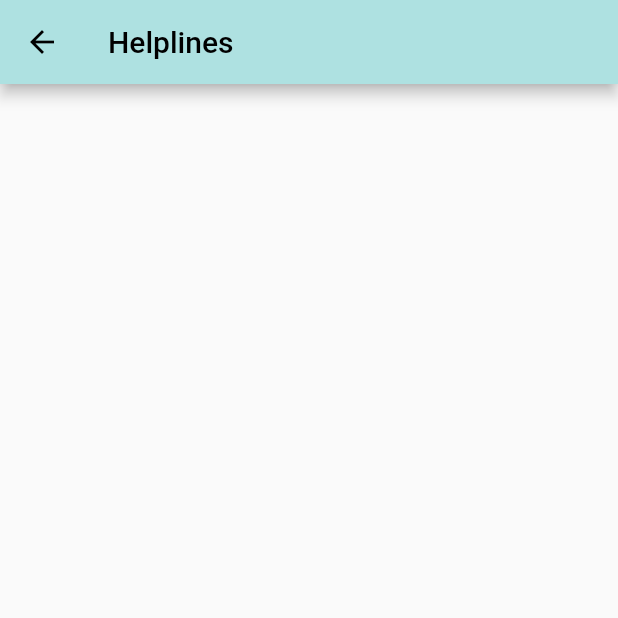
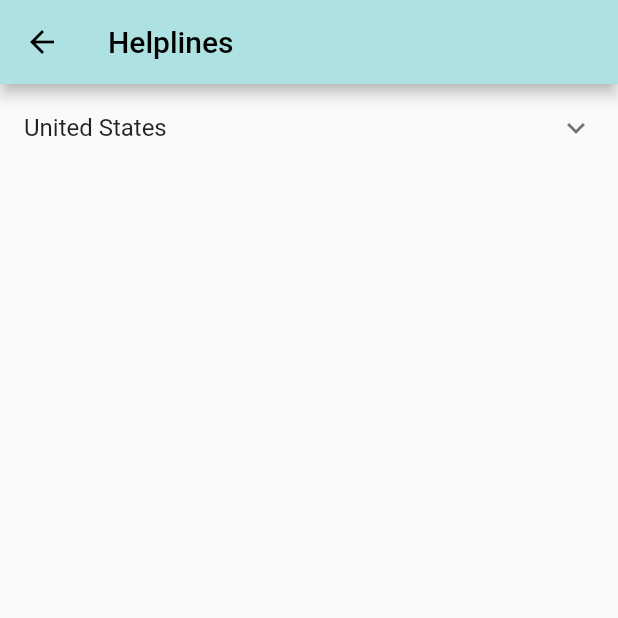
Before and after one commit to J051333/mental_health, a Flutter app: the HelplineList screen opened directly, on a phone screen of 412 x 824 dp, the top half of it. Run offline on Flutter 3.47's test engine with Material 2 defaults, Android fonts, the phone set to English and light mode, and no system bars; missing offline and left inert: aes_crypt_null_safe.

Commit message:
Build settings and helplines
Changed dependencies and minSDK, added the Trevor Project to helplines.

```diff
--- a/lib/helplines.dart
+++ b/lib/helplines.dart
@@ -1,26 +1,158 @@
+import 'package:flutter/gestures.dart';
 import 'package:flutter/material.dart';
+import 'package:mental_health/mh_colors.dart';
+import 'package:url_launcher/url_launcher.dart';
+import 'package:url_launcher/link.dart';
 
-class HelplineList extends StatelessWidget {
+class HelplineList extends StatefulWidget {
   const HelplineList({Key? key}) : super(key: key);
+
+  @override
+  State<HelplineList> createState() => _HelplineListState();
+}
+
+class _HelplineListState extends State<HelplineList> {
+  _openNumber(final String num) async {
+    final url = "tel:" + num;
+    if (await canLaunch(url)) {
+      await launch(url);
+    } else {
+      ScaffoldMessenger.of(context).showSnackBar(const SnackBar(
+        content: Text(
+          "Could not open number.",
+        ),
+      ));
+      ;
+    }
+  }
+
+  _openLink(final String url) async {
+    if (await canLaunch(url)) {
+      await launch(url);
+    } else {
+      ScaffoldMessenger.of(context).showSnackBar(const SnackBar(
+        content: Text(
+          "Could not open link.",
+        ),
+      ));
+    }
+  }
 
   @override
   Widget build(BuildContext context) {
     return Scaffold(
-      appBar: AppBar(title: const Text("Helplines"),),
+      appBar: AppBar(
+        title: const Text("Helplines"),
+      ),
       body: SizedBox.expand(
         child: ListView(
-
+          children: [
+            // USA
+            HelplineItem(
+              text: "United States",
+              children: [
+                // NSPL
+                HelplineItem(
+                  text: "Suicide Lifeline",
+                  children: [
+                    InkWell(
+                      child: Container(
+                        padding: const EdgeInsets.all(5),
+                        alignment: Alignment.centerLeft,
+                        child: const Text(
+                          "Call: 1-800-273-TALK(8255)",
+                          style: TextStyle(
+                            decoration: TextDecoration.underline,
+                            color: Colors.blue,
+                          ),
+                        ),
+                      ),
+                      onTap: () {
+                        _openNumber("18002738255");
+                      },
+                    ),
+                    InkWell(
+                      child: Container(
+                        padding: const EdgeInsets.all(5),
+                        alignment: Alignment.centerLeft,
+                        child: const Text(
+                          "NSPL Site",
+                          style: TextStyle(
+                            decoration: TextDecoration.underline,
+                            color: Colors.blue,
+                          ),
+                        ),
+                      ),
+                      onTap: () {
+                        _openLink("https://suicidepreventionlifeline.org/");
+                      },
+                    ),
+                  ],
+                ),
+                // The Trevor Project
+                HelplineItem(
+                  text: "The Trevor Project (LGBTQ+ Help)",
+                  children: [
+                     // Call
+                    InkWell(
+                      child: Container(
+                        padding: const EdgeInsets.all(5),
+                        alignment: Alignment.centerLeft,
+                        child: const Text(
+                          "Call: 1-866-488-7386",
+                          style: TextStyle(
+                            decoration: TextDecoration.underline,
+                            color: Colors.blue,
+                          ),
+                        ),
+                      ),
+                      onTap: () {
+                        _openNumber("18664887386");
+                      },
+                    ),
+                    InkWell(
+                      child: Container(
+                        padding: const EdgeInsets.all(5),
+                        alignment: Alignment.centerLeft,
+                        child: const Text(
+                          "Site",
+                          style: TextStyle(
+                            decoration: TextDecoration.underline,
+                            color: Colors.blue,
+                          ),
+                        ),
+                      ),
+                      onTap: () {
+                        _openLink("https://www.thetrevorproject.org/");
+                      },
+                    ),
+                  ],
+                ),
+              ],
+            ),
+          ],
         ),
       ),
     );
   }
 }
 
-class HelplineItem extends StatelessWidget {
-  const HelplineItem({Key? key}) : super(key: key);
+class HelplineItem extends StatefulWidget {
+  final String text;
+  final List<Widget>? children;
+  const HelplineItem({required this.text, required this.children, Key? key})
+      : super(key: key);
 
   @override
+  State<HelplineItem> createState() => _HelplineItemState();
+}
+
+class _HelplineItemState extends State<HelplineItem> {
+  @override
   Widget build(BuildContext context) {
-    return Container();
+    return ExpansionTile(
+      title: Text(widget.text),
+      children: widget.children ?? const <Widget>[],
+    );
   }
 }
--- a/pubspec.yaml
+++ b/pubspec.yaml
@@ -36,6 +36,8 @@ dependencies:
   cupertino_icons: ^1.0.2
   aes_crypt_null_safe: ^2.0.2
   path_provider: ^2.0.8
+  url_launcher: ^6.0.18
+  webview_flutter: ^3.0.0
 
 dev_dependencies:
   flutter_test:
```
Also changed, not shown: lib/main.dart (+19 -5 lines), lib/mh_colors.dart (+6 -1 lines), pubspec.lock, 5 other files.
